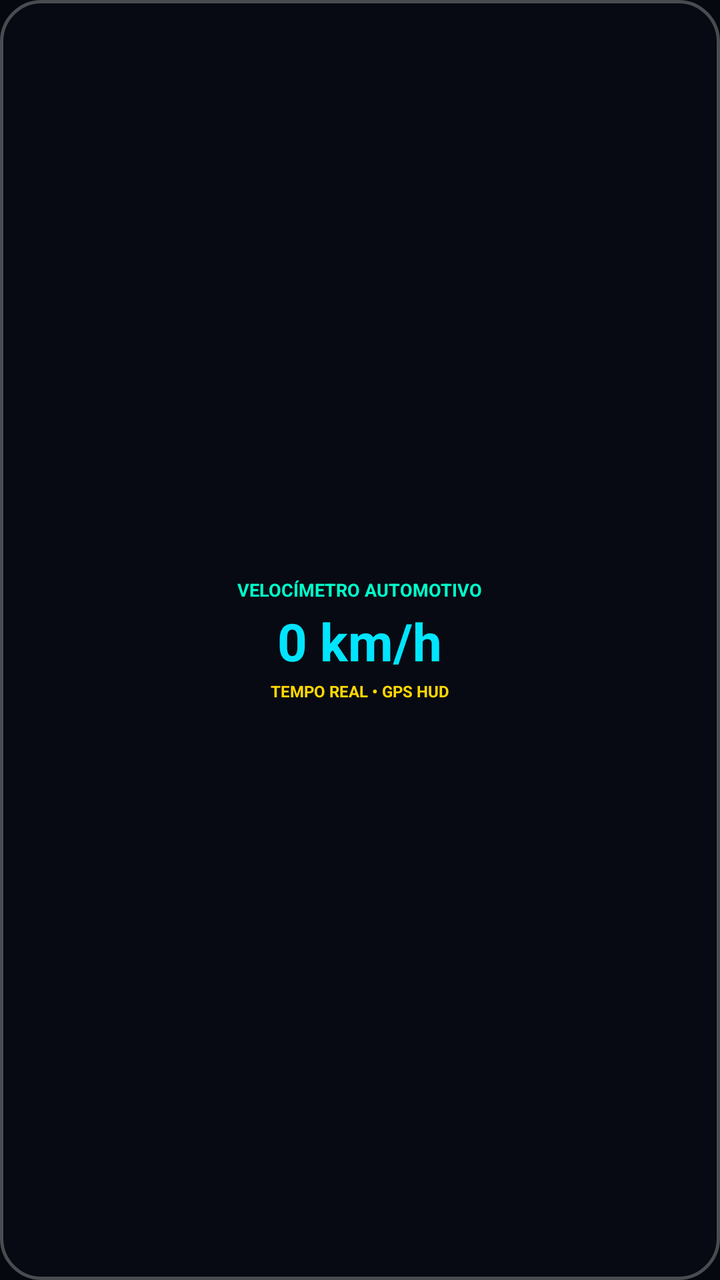
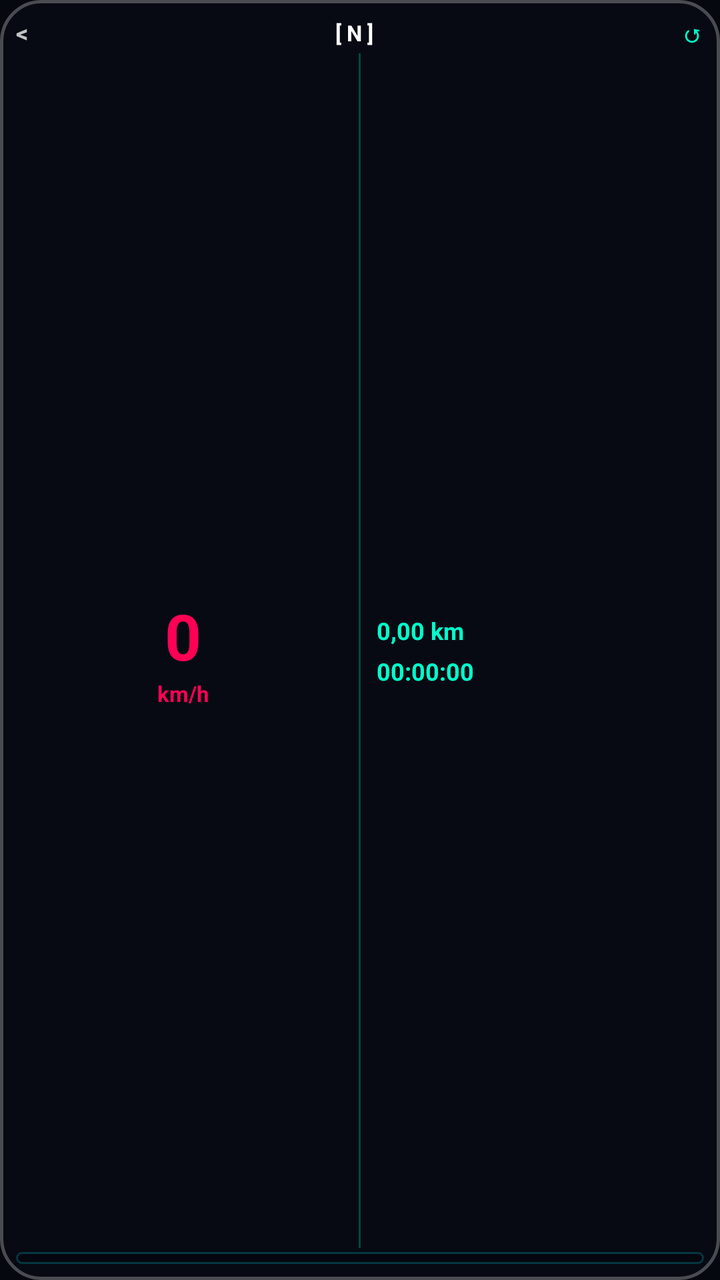

Before-and-after screenshots of an Android layout around one commit, followed by the original layout XML and the change that was made.
<!-- AndroidManifest.xml: application theme Theme.MyApplication -->
<!-- res/layout/widget_normal_layout.xml -->
<?xml version="1.0" encoding="utf-8"?>
<LinearLayout xmlns:android="http://schemas.android.com/apk/res/android"
    android:id="@+id/widget_container"
    android:layout_width="match_parent"
    android:layout_height="match_parent"
    android:orientation="vertical"
    android:gravity="center"
    android:background="@drawable/bg_glass_widget"
    android:padding="8dp">

    <TextView
        android:layout_width="wrap_content"
        android:layout_height="wrap_content"
        android:text="VELOCÍMETRO AUTOMOTIVO"
        android:textColor="#00FFCC"
        android:textSize="9sp"
        android:textStyle="bold" />

    <TextView
        android:id="@+id/widget_speed_text"
        android:layout_width="wrap_content"
        android:layout_height="wrap_content"
        android:text="0 km/h"
        android:textColor="#00E5FF"
        android:textSize="26sp"
        android:textStyle="bold"
        android:layout_marginTop="2dp"
        android:layout_marginBottom="2dp" />

    <TextView
        android:layout_width="wrap_content"
        android:layout_height="wrap_content"
        android:text="TEMPO REAL • GPS HUD"
        android:textColor="#FFD700"
        android:textSize="8sp"
        android:textStyle="bold" />

</LinearLayout>
<!-- resources referenced by this layout -->
<resources>
  <!-- drawable bg_glass_widget (drawable) -->
  <?xml version="1.0" encoding="utf-8"?>
  <shape xmlns:android="http://schemas.android.com/apk/res/android"
      android:shape="rectangle">
      <solid android:color="#75090E17" />
      <stroke
          android:width="1.5dp"
          android:color="#45FFFFFF" />
      <corners android:radius="20dp" />
  </shape>
  <style name="Theme.MyApplication" parent="android:Theme.Material.NoActionBar">
          <item name="android:windowIsTranslucent">false</item>
          <item name="android:windowBackground">#05080F</item>
          <item name="android:windowNoTitle">true</item>
          <item name="android:backgroundDimEnabled">false</item>
          <item name="android:windowAnimationStyle">@style/SeamlessWindowAnimation</item>
      </style>
  <style name="SeamlessWindowAnimation" parent="android:Animation">
          <item name="android:activityOpenEnterAnimation">@android:anim/fade_in</item>
          <item name="android:activityOpenExitAnimation">@android:anim/fade_out</item>
          <item name="android:activityCloseEnterAnimation">@android:anim/fade_in</item>
          <item name="android:activityCloseExitAnimation">@android:anim/fade_out</item>
      </style>
</resources>

<!-- the commit's change to res/layout/widget_normal_layout.xml (unified diff, before → after) -->
@@ -8,31 +8,121 @@
     android:background="@drawable/bg_glass_widget"
     android:padding="8dp">
 
-    <TextView
-        android:layout_width="wrap_content"
+    
+    <LinearLayout
+        android:layout_width="match_parent"
         android:layout_height="wrap_content"
-        android:text="VELOCÍMETRO AUTOMOTIVO"
-        android:textColor="#00FFCC"
-        android:textSize="9sp"
-        android:textStyle="bold" />
+        android:orientation="horizontal"
+        android:gravity="center_vertical"
+        android:layout_marginBottom="2dp">
 
-    <TextView
-        android:id="@+id/widget_speed_text"
-        android:layout_width="wrap_content"
-        android:layout_height="wrap_content"
-        android:text="0 km/h"
-        android:textColor="#00E5FF"
-        android:textSize="26sp"
-        android:textStyle="bold"
-        android:layout_marginTop="2dp"
-        android:layout_marginBottom="2dp" />
+        <TextView
+            android:layout_width="wrap_content"
+            android:layout_height="wrap_content"
+            android:text="&lt;"
+            android:textColor="#C0FFFFFF"
+            android:textSize="12sp"
+            android:textStyle="bold" />
 
-    <TextView
-        android:layout_width="wrap_content"
-        android:layout_height="wrap_content"
-        android:text="TEMPO REAL • GPS HUD"
-        android:textColor="#FFD700"
-        android:textSize="8sp"
-        android:textStyle="bold" />
+        <TextView
+            android:layout_width="0dp"
+            android:layout_height="wrap_content"
+            android:layout_weight="1"
+            android:text="[ N ]"
+            android:textColor="#FFFFFF"
+            android:textSize="11sp"
+            android:textStyle="bold"
+            android:gravity="center" />
+
+        <TextView
+            android:layout_width="wrap_content"
+            android:layout_height="wrap_content"
+            android:text="↺"
+            android:textColor="#00FFCC"
+            android:textSize="12sp"
+            android:textStyle="bold" />
+
+    </LinearLayout>
+
+    
+    <LinearLayout
+        android:layout_width="match_parent"
+        android:layout_height="0dp"
+        android:layout_weight="1"
+        android:orientation="horizontal"
+        android:gravity="center_vertical">
+
+        
+        <LinearLayout
+            android:layout_width="0dp"
+            android:layout_height="wrap_content"
+            android:layout_weight="1"
+            android:orientation="vertical"
+            android:gravity="center">
+
+            <TextView
+                android:id="@+id/widget_speed_text"
+                android:layout_width="wrap_content"
+                android:layout_height="wrap_content"
+                android:text="0"
+                android:textColor="#FF0055"
+                android:textSize="32sp"
+                android:textStyle="bold" />
+
+            <TextView
+                android:layout_width="wrap_content"
+                android:layout_height="wrap_content"
+                android:text="km/h"
+                android:textColor="#FF0055"
+                android:textSize="11sp"
+                android:textStyle="bold" />
+        </LinearLayout>
+
+        
+        <FrameLayout
+            android:layout_width="1dp"
+            android:layout_height="match_parent"
+            android:background="#4000FFCC"
+            android:layout_marginStart="4dp"
+            android:layout_marginEnd="4dp" />
+
+        
+        <LinearLayout
+            android:layout_width="0dp"
+            android:layout_height="wrap_content"
+            android:layout_weight="1"
+            android:orientation="vertical"
+            android:gravity="start|center_vertical"
+            android:paddingStart="4dp"
+            android:paddingEnd="4dp">
+
+            <TextView
+                android:id="@+id/widget_distance_text"
+                android:layout_width="wrap_content"
+                android:layout_height="wrap_content"
+                android:text="0,00 km"
+                android:textColor="#00FFCC"
+                android:textSize="12sp"
+                android:textStyle="bold" />
+
+            <TextView
+                android:id="@+id/widget_time_text"
+                android:layout_width="wrap_content"
+                android:layout_height="wrap_content"
+                android:text="00:00:00"
+                android:textColor="#00FFCC"
+                android:textSize="12sp"
+                android:textStyle="bold"
+                android:layout_marginTop="4dp" />
+        </LinearLayout>
+
+    </LinearLayout>
+
+    
+    <FrameLayout
+        android:layout_width="match_parent"
+        android:layout_height="6dp"
+        android:background="@drawable/bg_glass_card"
+        android:layout_marginTop="2dp" />
 
 </LinearLayout>
<!-- resource entries referenced after the edit -->
@@ -1,5 +1,15 @@
 <!-- resources referenced by this layout -->
 <resources>
+  <!-- drawable bg_glass_card (drawable) -->
+  <?xml version="1.0" encoding="utf-8"?>
+  <shape xmlns:android="http://schemas.android.com/apk/res/android"
+      android:shape="rectangle">
+      <solid android:color="#9504060C" />
+      <stroke
+          android:width="1dp"
+          android:color="#3500E5FF" />
+      <corners android:radius="12dp" />
+  </shape>
   <!-- drawable bg_glass_widget (drawable) -->
   <?xml version="1.0" encoding="utf-8"?>
   <shape xmlns:android="http://schemas.android.com/apk/res/android"
